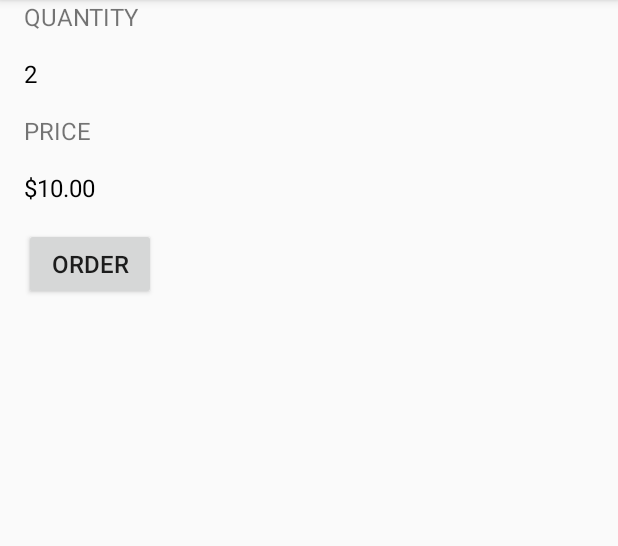
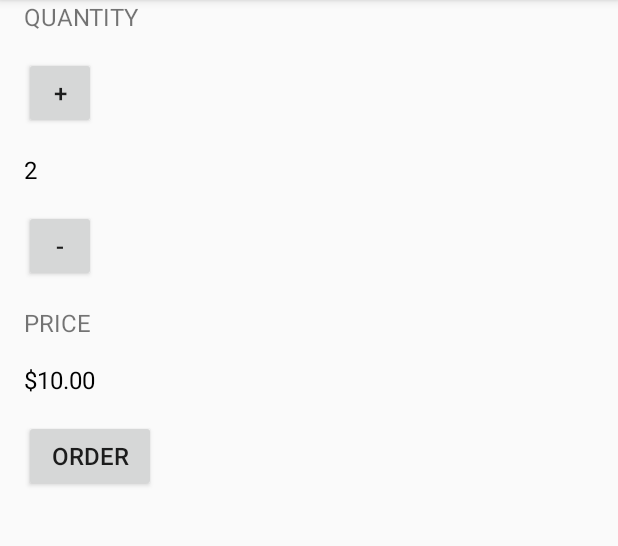
Before and after one commit to GregurekDarko/JustJava, an Android app: the screen it shows after launch (MainActivity), after a tap on "ORDER", on a phone screen of 412 x 824 dp, the part 84-630 px from its top. Run offline under Robolectric (Android 15) with nearby library versions, the phone set to English and light mode, and no system bars.

Commit message:
Initial commit

```diff
--- a/app/src/main/java/com/example/android/justjava/MainActivity.java
+++ b/app/src/main/java/com/example/android/justjava/MainActivity.java
@@ -13,6 +13,11 @@ import java.text.NumberFormat;
  */
 public class MainActivity extends AppCompatActivity {
 
+
+    int quantity = 2;
+
+
+
     @Override
     protected void onCreate(Bundle savedInstanceState) {
         super.onCreate(savedInstanceState);
@@ -23,11 +28,30 @@ public class MainActivity extends AppCompatActivity {
      * This method is called when the order button is clicked.
      */
     public void submitOrder(View view) {
-        display(2);
-        displayPrice(2 * 5);
+        int numberOfCoffess = quantity;
+        display(numberOfCoffess);
+        displayPrice(numberOfCoffess * 5);
 
 
     }
+
+
+    public void increment(View view) {
+
+        quantity = quantity + 1;
+
+        display(quantity);
+
+        int price = 10 * quantity;
+        displayPrice(price);
+    }
+    public void decrement(View view) {
+        quantity = quantity - 1;
+
+        display(quantity);
+
+    }
+
 
     /**
      * This method displays the given quantity value on the screen.
--- a/app/src/main/res/layout/activity_main.xml
+++ b/app/src/main/res/layout/activity_main.xml
@@ -16,6 +16,15 @@
         android:textAllCaps="true"
         android:textSize="@dimen/textSize" />
 
+    <Button
+        android:layout_width="48dp"
+        android:layout_height="48dp"
+        android:layout_marginBottom="@dimen/bottom_left_margin"
+        android:layout_marginLeft="@dimen/bottom_left_margin"
+        android:onClick="increment"
+        android:text="+"
+        android:textSize="@dimen/textSize" />
+
 
     <TextView
         android:id="@+id/quantity_text_view"
@@ -23,8 +32,16 @@
         android:layout_height="wrap_content"
         android:layout_marginBottom="@dimen/bottom_left_margin"
         android:layout_marginLeft="@dimen/bottom_left_margin"
-        android:text="0"
+        android:text="2"
         android:textColor="#000"
+        android:textSize="@dimen/textSize" />
+    <Button
+        android:layout_width="48dp"
+        android:layout_height="48dp"
+        android:layout_marginBottom="@dimen/bottom_left_margin"
+        android:layout_marginLeft="@dimen/bottom_left_margin"
+        android:onClick="decrement"
+        android:text="-"
         android:textSize="@dimen/textSize" />
 
     <TextView
@@ -42,7 +59,7 @@
         android:layout_height="wrap_content"
         android:layout_marginBottom="@dimen/bottom_left_margin"
         android:layout_marginLeft="@dimen/bottom_left_margin"
-        android:text="$0"
+        android:text="$10"
         android:textColor="#000"
         android:textSize="@dimen/textSize" />
 
--- a/gradle.properties
+++ b/gradle.properties
@@ -1,16 +1,12 @@
 # Project-wide Gradle settings.
-
 # IDE (e.g. Android Studio) users:
 # Gradle settings configured through the IDE *will override*
 # any settings specified in this file.
-
 # For more details on how to configure your build environment visit
 # http://www.gradle.org/docs/current/userguide/build_environment.html
-
 # Specifies the JVM arguments used for the daemon process.
 # The setting is particularly useful for tweaking memory settings.
 org.gradle.jvmargs=-Xmx1536m
-
 # When configured, Gradle will run in incubating parallel mode.
 # This option should only be used with decoupled projects. More details, visit
 # http://www.gradle.org/docs/current/userguide/multi_project_builds.html#sec:decoupled_projects
```
